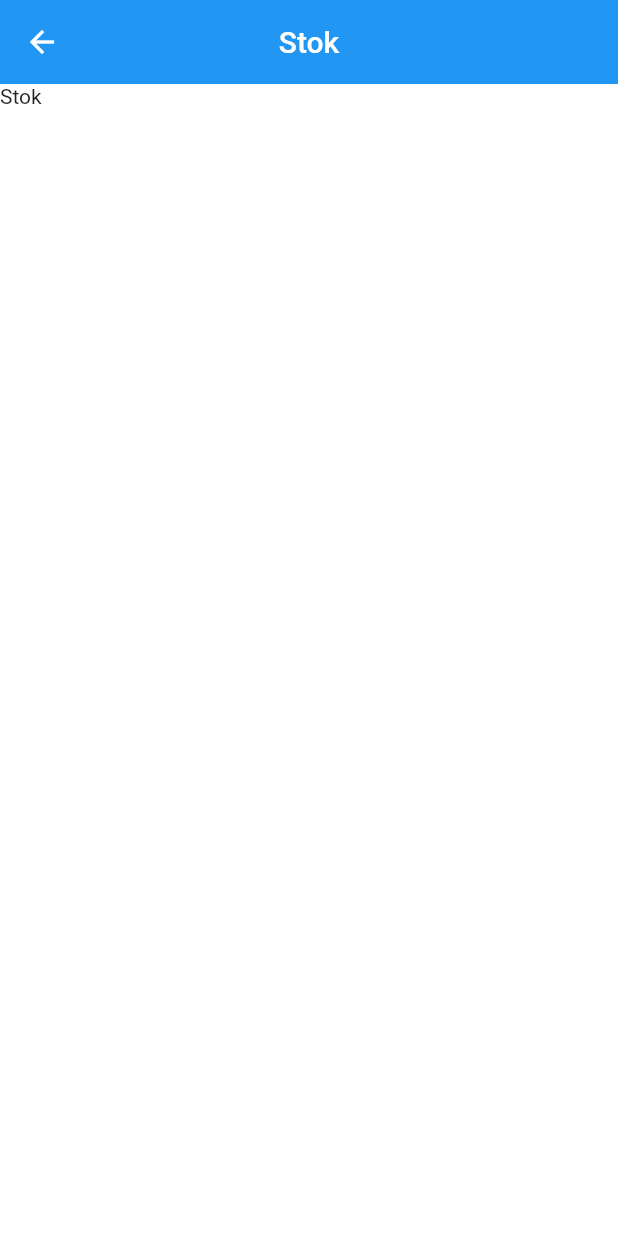
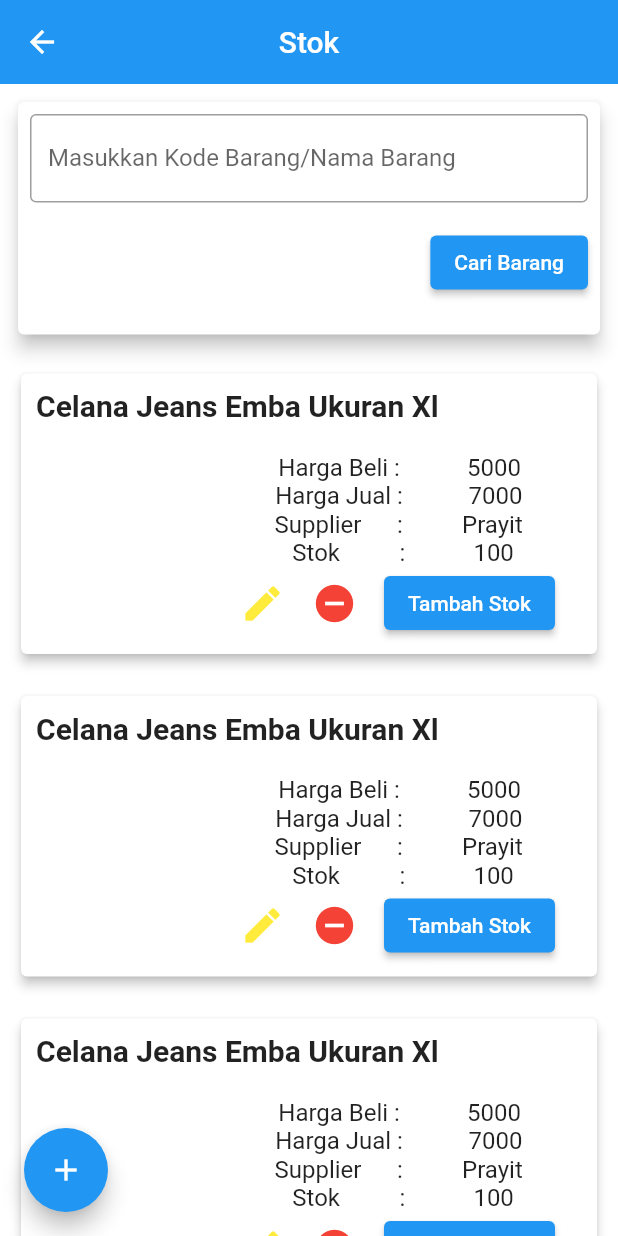
Before and after one commit to DeFaustus/PBL-kasir-flutter, a Flutter app: the StokPage screen opened by its route, on a phone screen of 412 x 824 dp. Run offline on Flutter 3.47's test engine with Material 2 defaults, Android fonts, the phone set to English and light mode, and no system bars; our stand-ins replace animated_splash_screen, page_transition, shared_preferences; accounts and stored records are empty; network calls fail.

Commit message:
mumet gak kenek

```diff
--- /dev/null
+++ b/lib/models/barang.dart
@@ -0,0 +1,29 @@
+// ignore_for_file: non_constant_identifier_names
+
+import 'package:json_annotation/json_annotation.dart';
+import 'package:pbl_kasir/models/stok.dart';
+part 'barang.g.dart';
+
+@JsonSerializable(explicitToJson: true)
+class Barang {
+  int barang_id;
+  int kategori_id;
+  String nama;
+  int harga_beli;
+  int harga_jual;
+  DateTime created_at;
+  DateTime updated_at;
+  Stok stok;
+  Barang({
+    required this.barang_id,
+    required this.kategori_id,
+    required this.nama,
+    required this.harga_beli,
+    required this.harga_jual,
+    required this.created_at,
+    required this.updated_at,
+    required this.stok,
+  });
+  factory Barang.fromJson(Map<String, dynamic> json) => _$BarangFromJson(json);
+  Map<String, dynamic> toJson() => _$BarangToJson(this);
+}
--- /dev/null
+++ b/lib/models/response.dart
@@ -0,0 +1,16 @@
+import 'package:json_annotation/json_annotation.dart';
+import 'package:pbl_kasir/models/barang.dart';
+part 'response.g.dart';
+
+@JsonSerializable(explicitToJson: true)
+class Response {
+  bool status;
+  List<Barang> data;
+  Response({
+    required this.status,
+    required this.data,
+  });
+  factory Response.fromJson(Map<String, dynamic> json) =>
+      _$ResponseFromJson(json);
+  Map<String, dynamic> toJson() => _$ResponseToJson(this);
+}
--- /dev/null
+++ b/lib/models/stok.dart
@@ -0,0 +1,23 @@
+// ignore_for_file: non_constant_identifier_names
+
+import 'package:json_annotation/json_annotation.dart';
+part 'stok.g.dart';
+
+@JsonSerializable(explicitToJson: true)
+class Stok {
+  int stok_id;
+  int barang_id;
+  int jumlah;
+  DateTime created_at;
+  DateTime updated_at;
+  Stok({
+    required this.stok_id,
+    required this.barang_id,
+    required this.jumlah,
+    required this.created_at,
+    required this.updated_at,
+  });
+  factory Stok.fromJson(Map<String, dynamic> json) => _$StokFromJson(json);
+
+  Map<String, dynamic> toJson() => _$StokToJson(this);
+}
--- a/lib/utils/auth.dart
+++ b/lib/utils/auth.dart
@@ -1,7 +1,7 @@
-import 'package:shared_preferences/shared_preferences.dart';
-
 class Auth {
   static bool isLogin = false;
   static bool isAdmin = false;
-  static String token = "Bearer ";
+  static String name = "";
+  static String email = "";
+  static String token = "";
 }
--- a/lib/widgets/stok/stok.dart
+++ b/lib/widgets/stok/stok.dart
@@ -1,4 +1,7 @@
 import 'package:flutter/material.dart';
+import 'package:page_transition/page_transition.dart';
+import 'package:pbl_kasir/widgets/stok/stok_home.dart';
+import 'package:pbl_kasir/widgets/stok/tambah_barang.dart';
 
 class StokPage extends StatefulWidget {
   const StokPage({super.key});
@@ -16,7 +19,20 @@ class _StokPageState extends State<StokPage> {
         centerTitle: true,
         elevation: 0,
       ),
-      body: Text("Stok"),
+      floatingActionButton: FloatingActionButton(
+        onPressed: () {
+          Navigator.push(
+            context,
+            PageTransition(
+              child: const TambahBarang(),
+              type: PageTransitionType.leftToRight,
+            ),
+          );
+        },
+        child: Icon(Icons.add),
+      ),
+      floatingActionButtonLocation: FloatingActionButtonLocation.startFloat,
+      body: const StokHomePage(),
     );
   }
 }
--- /dev/null
+++ b/lib/widgets/stok/stok_home.dart
@@ -0,0 +1,216 @@
+// ignore_for_file: prefer_const_constructors
+
+import 'dart:convert';
+
+import 'package:flutter/material.dart';
+import 'package:pbl_kasir/models/response.dart';
+import 'package:pbl_kasir/utils/auth.dart';
+import 'package:pbl_kasir/utils/base_url.dart';
+import 'package:http/http.dart' as http;
+
+class StokHomePage extends StatefulWidget {
+  const StokHomePage({super.key});
+
+  @override
+  State<StokHomePage> createState() => _StokHomePageState();
+}
+
+class _StokHomePageState extends State<StokHomePage> {
+  final _formKey = GlobalKey<FormState>();
+  TextEditingController cariController = TextEditingController();
+
+  Future<Response> getData() async {
+    Uri url = Uri.parse(BaseUrl.url + '/barang');
+    var response = await http.get(url, headers: <String, String>{
+      'Content-Type': 'application/json; charset=UTF-8',
+      'Authorization': Auth.token
+    });
+    return Response.fromJson(jsonDecode(response.body));
+  }
+
+  @override
+  void initState() {
+    // TODO: implement initState
+    super.initState();
+  }
+
+  @override
+  Widget build(BuildContext context) {
+    return Column(
+      children: [
+        Padding(
+            padding: const EdgeInsets.all(8.0),
+            child: Card(
+              elevation: 5,
+              child: Padding(
+                padding: const EdgeInsets.all(8.0),
+                child: Form(
+                  key: _formKey,
+                  child: Column(
+                    crossAxisAlignment: CrossAxisAlignment.end,
+                    children: [
+                      TextFormField(
+                        controller: cariController,
+                        decoration: const InputDecoration(
+                          border: OutlineInputBorder(),
+                          labelText: 'Masukkan Kode Barang/Nama Barang',
+                        ),
+                        validator: (value) {
+                          if (value == null || value.isEmpty) {
+                            return 'Tidak Boleh Kosong';
+                          }
+                          return null;
+                        },
+                      ),
+                      Padding(
+                        padding: const EdgeInsets.symmetric(vertical: 16.0),
+                        child: ElevatedButton(
+                          onPressed: () {
+                            if (_formKey.currentState!.validate()) {
+                              ScaffoldMessenger.of(context).showSnackBar(
+                                const SnackBar(content: Text('Mencari Data')),
+                              );
+                            }
+                          },
+                          child: const Text('Cari Barang'),
+                        ),
+                      ),
+                    ],
+                  ),
+                ),
+              ),
+            )),
+        Expanded(
+          child: ListView.builder(
+            itemCount: 10,
+            itemBuilder: (context, index) {
+              return Padding(
+                padding: const EdgeInsets.all(10),
+                child: Card(
+                    elevation: 3,
+                    child: Padding(
+                      padding: const EdgeInsets.all(10),
+                      child: Column(
+                        crossAxisAlignment: CrossAxisAlignment.start,
+                        children: [
+                          Text(
+                            "Celana Jeans Emba Ukuran Xl",
+                            style: TextStyle(
+                                fontSize: 20, fontWeight: FontWeight.bold),
+                          ),
+                          SizedBox(
+                            height: 20,
+                          ),
+                          Row(
+                            mainAxisAlignment: MainAxisAlignment.spaceEvenly,
+                            children: const [
+                              SizedBox(
+                                width: 80,
+                              ),
+                              Text(
+                                'Harga Beli : ',
+                                style: TextStyle(
+                                  fontSize: 16,
+                                ),
+                              ),
+                              Text(
+                                '5000',
+                                style: TextStyle(
+                                  fontSize: 16,
+                                ),
+                              ),
+                            ],
+                          ),
+                          Row(
+                            mainAxisAlignment: MainAxisAlignment.spaceEvenly,
+                            children: const [
+                              SizedBox(
+                                width: 80,
+                              ),
+                              Text(
+                                'Harga Jual : ',
+                                style: TextStyle(
+                                  fontSize: 16,
+                                ),
+                              ),
+                              Text(
+                                '7000',
+                                style: TextStyle(
+                                  fontSize: 16,
+                                ),
+                              ),
+                            ],
+                          ),
+                          Row(
+                            mainAxisAlignment: MainAxisAlignment.spaceEvenly,
+                            children: const [
+                              SizedBox(
+                                width: 80,
+                              ),
+                              Text(
+                                'Supplier      :',
+                                style: TextStyle(
+                                  fontSize: 16,
+                                ),
+                              ),
+                              Text(
+                                'Prayit',
+                                style: TextStyle(
+                                  fontSize: 16,
+                                ),
+                              ),
+                            ],
+                          ),
+                          Row(
+                            mainAxisAlignment: MainAxisAlignment.spaceEvenly,
+                            children: const [
+                              SizedBox(
+                                width: 80,
+                              ),
+                              Text(
+                                'Stok          :',
+                                style: TextStyle(
+                                  fontSize: 16,
+                                ),
+                              ),
+                              Text(
+                                '100',
+                                style: TextStyle(
+                                  fontSize: 16,
+                                ),
+                              ),
+                            ],
+                          ),
+                          Row(
+                            mainAxisAlignment: MainAxisAlignment.spaceEvenly,
+                            children: [
+                              SizedBox(
+                                width: 100,
+                              ),
+                              Icon(
+                                Icons.edit,
+                                color: Colors.yellow,
+                                size: 30,
+                              ),
+                              Icon(
+                                Icons.remove_circle,
+                                color: Colors.red,
+                                size: 30,
+                              ),
+                              ElevatedButton(
+                                onPressed: () {},
+                                child: Text("Tambah Stok"),
+                              )
+                            ],
+                          ),
+                        ],
+                      ),
+                    )),
+              );
+            },
+          ),
+        ),
+      ],
+    );
+  }
+}
--- a/pubspec.yaml
+++ b/pubspec.yaml
@@ -35,6 +35,9 @@ dependencies:
   animated_splash_screen: ^1.3.0
   page_transition: "^2.0.9"
   shared_preferences: ^2.0.15
+  json_annotation: ^4.7.0
+  json_serializable: ^6.5.4
+  build_runner: ^2.3.2
   # The following adds the Cupertino Icons font to your application.
   # Use with the CupertinoIcons class for iOS style icons.
   cupertino_icons: ^1.0.2
```
Also changed, not shown: lib/widgets/auth/login.dart (+8 -6 lines), lib/widgets/home/homepage.dart (+14 -5 lines), lib/widgets/splash_screen.dart (+7 -1 lines), lib/widgets/stok/tambah_barang.dart (added, +190 -0 lines), lib/models/barang.g.dart (added), lib/models/response.g.dart (added), lib/models/stok.g.dart (added), pubspec.lock.
